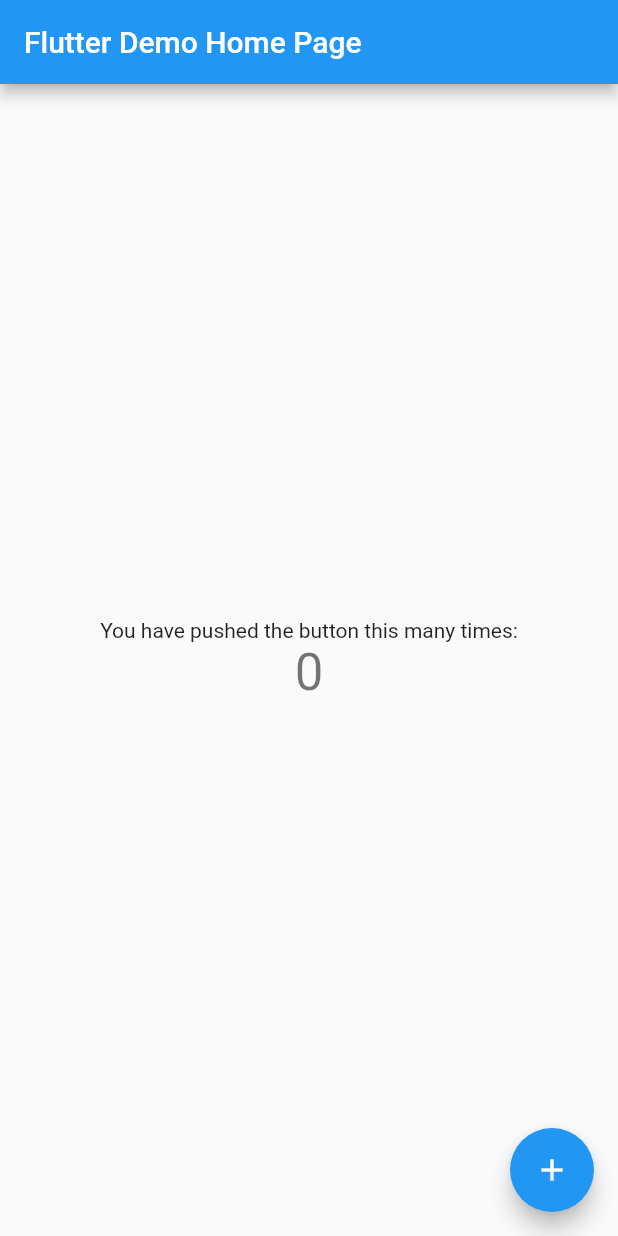
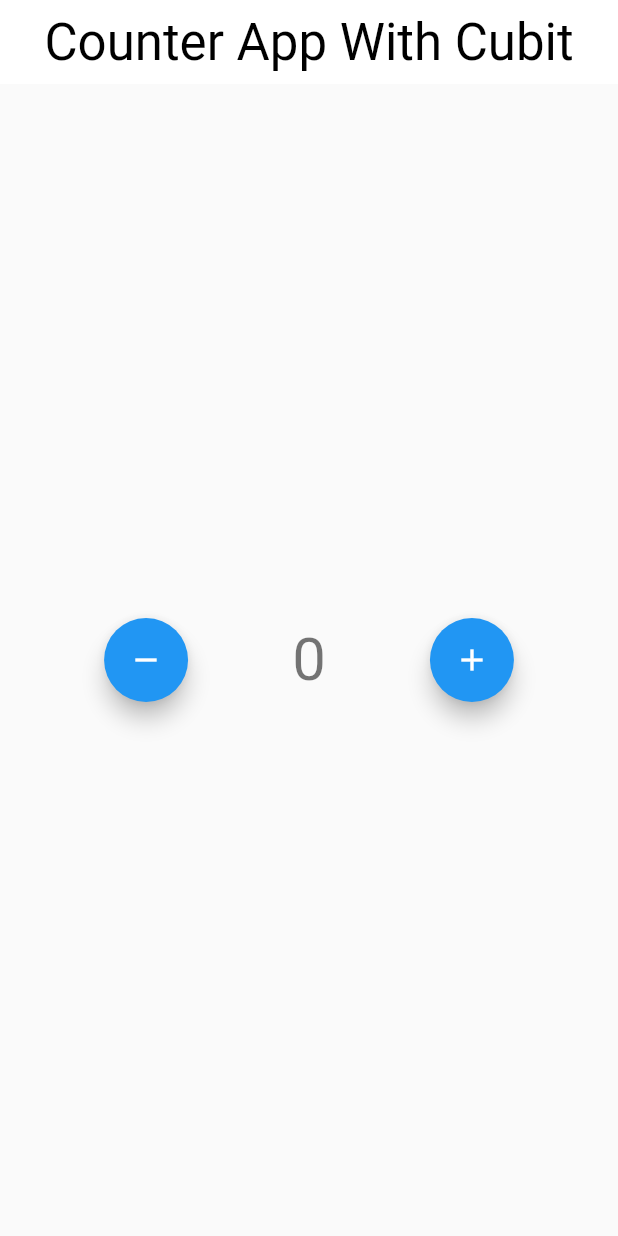
Before and after one commit to HanySameh/FlutterBloc, a Flutter app: the screen it shows after launch, on a phone screen of 412 x 824 dp. Run offline on Flutter 3.47's test engine with Material 2 defaults, Android fonts, the phone set to English and light mode, and no system bars; our stand-ins replace flutter_bloc.

Commit message:
finish counter app with basic concepts of Bloc

```diff
--- /dev/null
+++ b/counter_app/lib/counter_screen.dart
@@ -0,0 +1,59 @@
+import 'package:counter_app/cubit/counter_state.dart';
+import 'package:flutter/material.dart';
+import 'package:flutter_bloc/flutter_bloc.dart';
+
+import 'cubit/counter_cubit.dart';
+
+class CounterScreen extends StatelessWidget {
+  const CounterScreen({super.key});
+
+  @override
+  Widget build(BuildContext context) {
+    // you can use BlocConsumer to do listener and builder in single widget
+    return Scaffold(
+      appBar: AppBar(
+        backgroundColor: Colors.white,
+        elevation: 0.0,
+        centerTitle: true,
+        title: Text(
+          'Counter App With Cubit',
+          style: Theme.of(context).textTheme.headlineMedium!.copyWith(
+                color: Colors.black,
+              ),
+        ),
+      ),
+      body: BlocListener<CounterCubit, CounterState>(
+        listener: (context, state) {
+          if (state.wasIncremented == true) {
+            debugPrint('Incremented');
+          } else {
+            debugPrint('Decremented');
+          }
+        },
+        child: Center(
+          child: Row(
+            mainAxisAlignment: MainAxisAlignment.spaceEvenly,
+            children: [
+              FloatingActionButton(
+                child: const Icon(Icons.remove),
+                onPressed: () => context.read<CounterCubit>().decrement(),
+              ),
+              BlocBuilder<CounterCubit, CounterState>(
+                builder: (context, state) {
+                  return Text(
+                    state.counterValue.toString(),
+                    style: Theme.of(context).textTheme.headlineLarge,
+                  );
+                },
+              ),
+              FloatingActionButton(
+                child: const Icon(Icons.add),
+                onPressed: () => context.read<CounterCubit>().increment(),
+              ),
+            ],
+          ),
+        ),
+      ),
+    );
+  }
+}
--- /dev/null
+++ b/counter_app/lib/cubit/counter_cubit.dart
@@ -0,0 +1,21 @@
+import 'package:flutter_bloc/flutter_bloc.dart';
+
+import 'counter_state.dart';
+
+class CounterCubit extends Cubit<CounterState> {
+  CounterCubit() : super(CounterState(counterValue: 0));
+
+  void increment() => emit(
+        CounterState(
+          counterValue: state.counterValue + 1,
+          wasIncremented: true,
+        ),
+      );
+
+  void decrement() => emit(
+        CounterState(
+          counterValue: state.counterValue - 1,
+          wasIncremented: false,
+        ),
+      );
+}
--- /dev/null
+++ b/counter_app/lib/cubit/counter_state.dart
@@ -0,0 +1,8 @@
+class CounterState {
+  int counterValue;
+  bool? wasIncremented;
+  CounterState({
+    required this.counterValue,
+    this.wasIncremented,
+  });
+}
--- a/counter_app/lib/main.dart
+++ b/counter_app/lib/main.dart
@@ -1,4 +1,8 @@
 import 'package:flutter/material.dart';
+import 'package:flutter_bloc/flutter_bloc.dart';
+
+import 'counter_screen.dart';
+import 'cubit/counter_cubit.dart';
 
 void main() {
   runApp(const MyApp());
@@ -7,109 +11,18 @@ void main() {
 class MyApp extends StatelessWidget {
   const MyApp({super.key});
 
-  // This widget is the root of your application.
   @override
   Widget build(BuildContext context) {
-    return MaterialApp(
-      title: 'Flutter Demo',
-      theme: ThemeData(
-        // This is the theme of your application.
-        //
-        // Try running your application with "flutter run". You'll see the
-        // application has a blue toolbar. Then, without quitting the app, try
-        // changing the primarySwatch below to Colors.green and then invoke
-        // "hot reload" (press "r" in the console where you ran "flutter run",
-        // or simply save your changes to "hot reload" in a Flutter IDE).
-        // Notice that the counter didn't reset back to zero; the application
-        // is not restarted.
-        primarySwatch: Colors.blue,
+    return BlocProvider(
+      create: (context) => CounterCubit(),
+      child: MaterialApp(
+        debugShowCheckedModeBanner: false,
+        title: 'Counter Bloc',
+        theme: ThemeData(
+          primarySwatch: Colors.blue,
+        ),
+        home: const CounterScreen(),
       ),
-      home: const MyHomePage(title: 'Flutter Demo Home Page'),
     );
   }
 }
-
-class MyHomePage extends StatefulWidget {
-  const MyHomePage({super.key, required this.title});
-
-  // This widget is the home page of your application. It is stateful, meaning
-  // that it has a State object (defined below) that contains fields that affect
-  // how it looks.
-
-  // This class is the configuration for the state. It holds the values (in this
-  // case the title) provided by the parent (in this case the App widget) and
-  // used by the build method of the State. Fields in a Widget subclass are
-  // always marked "final".
-
-  final String title;
-
-  @override
-  State<MyHomePage> createState() => _MyHomePageState();
-}
-
-class _MyHomePageState extends State<MyHomePage> {
-  int _counter = 0;
-
-  void _incrementCounter() {
-    setState(() {
-      // This call to setState tells the Flutter framework that something has
-      // changed in this State, which causes it to rerun the build method below
-      // so that the display can reflect the updated values. If we changed
-      // _counter without calling setState(), then the build method would not be
-      // called again, and so nothing would appear to happen.
-      _counter++;
-    });
-  }
-
-  @override
-  Widget build(BuildContext context) {
-    // This method is rerun every time setState is called, for instance as done
-    // by the _incrementCounter method above.
-    //
-    // The Flutter framework has been optimized to make rerunning build methods
-    // fast, so that you can just rebuild anything that needs updating rather
-    // than having to individually change instances of widgets.
-    return Scaffold(
-      appBar: AppBar(
-        // Here we take the value from the MyHomePage object that was created by
-        // the App.build method, and use it to set our appbar title.
-        title: Text(widget.title),
-      ),
-      body: Center(
-        // Center is a layout widget. It takes a single child and positions it
-        // in the middle of the parent.
-        child: Column(
-          // Column is also a layout widget. It takes a list of children and
-          // arranges them vertically. By default, it sizes itself to fit its
-          // children horizontally, and tries to be as tall as its parent.
-          //
-          // Invoke "debug painting" (press "p" in the console, choose the
-          // "Toggle Debug Paint" action from the Flutter Inspector in Android
-          // Studio, or the "Toggle Debug Paint" command in Visual Studio Code)
-          // to see the wireframe for each widget.
-          //
-          // Column has various properties to control how it sizes itself and
-          // how it positions its children. Here we use mainAxisAlignment to
-          // center the children vertically; the main axis here is the vertical
-          // axis because Columns are vertical (the cross axis would be
-          // horizontal).
-          mainAxisAlignment: MainAxisAlignment.center,
-          children: <Widget>[
-            const Text(
-              'You have pushed the button this many times:',
-            ),
-            Text(
-              '$_counter',
-              style: Theme.of(context).textTheme.headlineMedium,
-            ),
-          ],
-        ),
-      ),
-      floatingActionButton: FloatingActionButton(
-        onPressed: _incrementCounter,
-        tooltip: 'Increment',
-        child: const Icon(Icons.add),
-      ), // This trailing comma makes auto-formatting nicer for build methods.
-    );
-  }
-}
```
Also changed, not shown: counter_app/pubspec.yaml (+2 -71 lines), counter_app/pubspec.lock.
